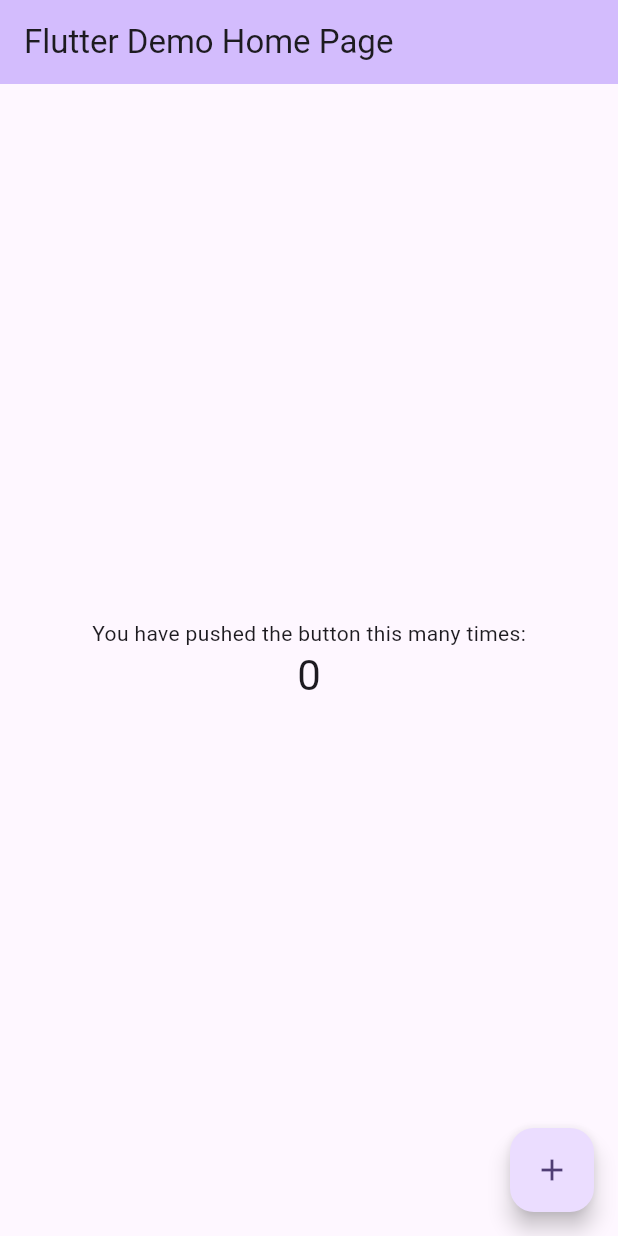
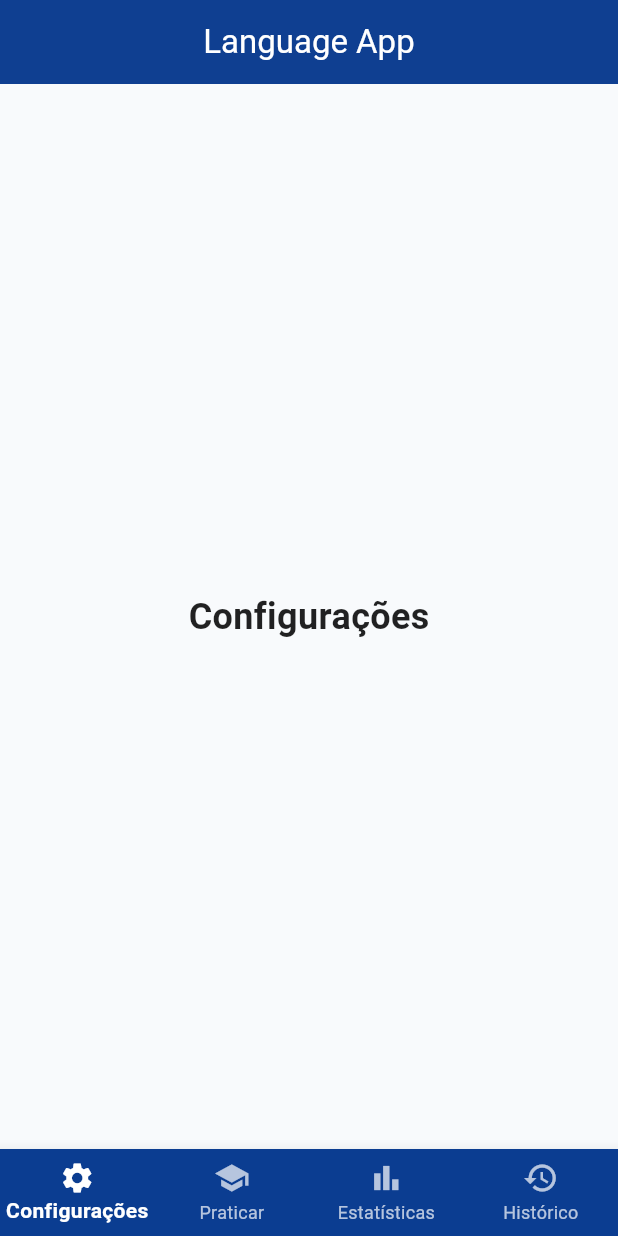
Before and after one commit to alexandresantosrn/flutter-app-project, a Flutter app: the screen it shows after launch, on a phone screen of 412 x 824 dp. Run offline on Flutter 3.47's test engine with Material 3 defaults, Android fonts, the phone set to English and light mode, and no system bars.

Commit message:
develop: initial layout.

```diff
--- a/flutter_app_project/lib/main.dart
+++ b/flutter_app_project/lib/main.dart
@@ -1,125 +1,114 @@
 import 'package:flutter/material.dart';
 
-void main() {
-  runApp(const MyApp());
-}
+void main() => runApp(const MyApp());
 
 class MyApp extends StatelessWidget {
+  static const Color primaryDark = Color(0xFF0B3D91);
+  static const Color backgroundLight = Color(0xFFF8FAFC);
+
   const MyApp({super.key});
 
-  // This widget is the root of your application.
   @override
   Widget build(BuildContext context) {
     return MaterialApp(
-      title: 'Flutter Demo',
+      title: 'Language App',
       theme: ThemeData(
-        // This is the theme of your application.
-        //
-        // TRY THIS: Try running your application with "flutter run". You'll see
-        // the application has a purple toolbar. Then, without quitting the app,
-        // try changing the seedColor in the colorScheme below to Colors.green
-        // and then invoke "hot reload" (save your changes or press the "hot
-        // reload" button in a Flutter-supported IDE, or press "r" if you used
-        // the command line to start the app).
-        //
-        // Notice that the counter didn't reset back to zero; the application
-        // state is not lost during the reload. To reset the state, use hot
-        // restart instead.
-        //
-        // This works for code too, not just values: Most code changes can be
-        // tested with just a hot reload.
-        colorScheme: ColorScheme.fromSeed(seedColor: Colors.deepPurple),
-        useMaterial3: true,
+        colorScheme: ColorScheme.fromSeed(seedColor: primaryDark),
+        primaryColor: primaryDark,
+        scaffoldBackgroundColor: backgroundLight,
+        appBarTheme: const AppBarTheme(
+          backgroundColor: primaryDark,
+          foregroundColor: Colors.white,
+          elevation: 2,
+        ),
+        bottomNavigationBarTheme: const BottomNavigationBarThemeData(
+          backgroundColor: primaryDark,
+          selectedItemColor: Colors.white,
+          unselectedItemColor: Colors.white70,
+          selectedLabelStyle: TextStyle(fontWeight: FontWeight.w600),
+          type: BottomNavigationBarType.fixed,
+        ),
       ),
-      home: const MyHomePage(title: 'Flutter Demo Home Page'),
+      home: const HomeScreen(),
+      debugShowCheckedModeBanner: false,
     );
   }
 }
 
-class MyHomePage extends StatefulWidget {
-  const MyHomePage({super.key, required this.title});
-
-  // This widget is the home page of your application. It is stateful, meaning
-  // that it has a State object (defined below) that contains fields that affect
-  // how it looks.
-
-  // This class is the configuration for the state. It holds the values (in this
-  // case the title) provided by the parent (in this case the App widget) and
-  // used by the build method of the State. Fields in a Widget subclass are
-  // always marked "final".
-
-  final String title;
+class HomeScreen extends StatefulWidget {
+  const HomeScreen({super.key});
 
   @override
-  State<MyHomePage> createState() => _MyHomePageState();
+  State<HomeScreen> createState() => _HomeScreenState();
 }
 
-class _MyHomePageState extends State<MyHomePage> {
-  int _counter = 0;
+class _HomeScreenState extends State<HomeScreen> {
+  // 0 = Configurações (padrão)
+  int _currentIndex = 0;
 
-  void _incrementCounter() {
+  static final List<Widget> _pages = <Widget>[
+    const SimpleCenteredScreen(title: 'Configurações'),
+    const SimpleCenteredScreen(title: 'Praticar'),
+    const SimpleCenteredScreen(title: 'Estatísticas'),
+    const SimpleCenteredScreen(title: 'Histórico'),
+  ];
+
+  void _onItemTapped(int index) {
+    if (index == _currentIndex) return;
     setState(() {
-      // This call to setState tells the Flutter framework that something has
-      // changed in this State, which causes it to rerun the build method below
-      // so that the display can reflect the updated values. If we changed
-      // _counter without calling setState(), then the build method would not be
-      // called again, and so nothing would appear to happen.
-      _counter++;
+      _currentIndex = index;
     });
   }
 
   @override
   Widget build(BuildContext context) {
-    // This method is rerun every time setState is called, for instance as done
-    // by the _incrementCounter method above.
-    //
-    // The Flutter framework has been optimized to make rerunning build methods
-    // fast, so that you can just rebuild anything that needs updating rather
-    // than having to individually change instances of widgets.
     return Scaffold(
       appBar: AppBar(
-        // TRY THIS: Try changing the color here to a specific color (to
-        // Colors.amber, perhaps?) and trigger a hot reload to see the AppBar
-        // change color while the other colors stay the same.
-        backgroundColor: Theme.of(context).colorScheme.inversePrimary,
-        // Here we take the value from the MyHomePage object that was created by
-        // the App.build method, and use it to set our appbar title.
-        title: Text(widget.title),
+        title: const Text('Language App'),
+        centerTitle: true,
       ),
-      body: Center(
-        // Center is a layout widget. It takes a single child and positions it
-        // in the middle of the parent.
-        child: Column(
-          // Column is also a layout widget. It takes a list of children and
-          // arranges them vertically. By default, it sizes itself to fit its
-          // children horizontally, and tries to be as tall as its parent.
-          //
-          // Column has various properties to control how it sizes itself and
-          // how it positions its children. Here we use mainAxisAlignment to
-          // center the children vertically; the main axis here is the vertical
-          // axis because Columns are vertical (the cross axis would be
-          // horizontal).
-          //
-          // TRY THIS: Invoke "debug painting" (choose the "Toggle Debug Paint"
-          // action in the IDE, or press "p" in the console), to see the
-          // wireframe for each widget.
-          mainAxisAlignment: MainAxisAlignment.center,
-          children: <Widget>[
-            const Text(
-              'You have pushed the button this many times:',
-            ),
-            Text(
-              '$_counter',
-              style: Theme.of(context).textTheme.headlineMedium,
-            ),
-          ],
-        ),
+      body: _pages[_currentIndex],
+      bottomNavigationBar: BottomNavigationBar(
+        currentIndex: _currentIndex,
+        onTap: _onItemTapped,
+        items: const <BottomNavigationBarItem>[
+          BottomNavigationBarItem(
+            icon: Icon(Icons.settings),
+            label: 'Configurações',
+          ),
+          BottomNavigationBarItem(
+            icon: Icon(Icons.school),
+            label: 'Praticar',
+          ),
+          BottomNavigationBarItem(
+            icon: Icon(Icons.bar_chart),
+            label: 'Estatísticas',
+          ),
+          BottomNavigationBarItem(
+            icon: Icon(Icons.history),
+            label: 'Histórico',
+          ),
+        ],
       ),
-      floatingActionButton: FloatingActionButton(
-        onPressed: _incrementCounter,
-        tooltip: 'Increment',
-        child: const Icon(Icons.add),
-      ), // This trailing comma makes auto-formatting nicer for build methods.
     );
   }
 }
+
+class SimpleCenteredScreen extends StatelessWidget {
+  final String title;
+  const SimpleCenteredScreen({super.key, required this.title});
+
+  @override
+  Widget build(BuildContext context) {
+    return Center(
+      child: Text(
+        title,
+        style: const TextStyle(
+          fontSize: 24,
+          fontWeight: FontWeight.w600,
+          color: Colors.black87,
+        ),
+      ),
+    );
+  }
+}
--- /dev/null
+++ b/lib/main.dart
@@ -0,0 +1,103 @@
+import 'package:flutter/material.dart';
+
+void main() {
+  runApp(const MyApp());
+}
+
+class MyApp extends StatelessWidget {
+  const MyApp({super.key});
+
+  static const Color primaryBlue =
+      Color(0xFF1565C0); // contraste alto com branco
+  static const Color onSurfaceGray = Color(0xFF616161);
+
+  @override
+  Widget build(BuildContext context) {
+    return MaterialApp(
+      title: 'Language App',
+      theme: ThemeData(
+        useMaterial3: false,
+        primaryColor: primaryBlue,
+        colorScheme: ColorScheme.fromSeed(
+          seedColor: primaryBlue,
+          background: Colors.white,
+          primary: primaryBlue,
+          onPrimary: Colors.white,
+        ),
+        scaffoldBackgroundColor: Colors.white,
+        appBarTheme: const AppBarTheme(
+          backgroundColor: primaryBlue,
+          foregroundColor: Colors.white,
+          elevation: 2,
+          centerTitle: true,
+        ),
+        bottomNavigationBarTheme: const BottomNavigationBarThemeData(
+          backgroundColor: Colors.white,
+          selectedItemColor: primaryBlue,
+          unselectedItemColor: onSurfaceGray,
+          showSelectedLabels: true,
+          showUnselectedLabels: true,
+          type: BottomNavigationBarType.fixed,
+        ),
+      ),
+      home: const HomeScreen(),
+    );
+  }
+}
+
+class HomeScreen extends StatefulWidget {
+  const HomeScreen({super.key});
+
+  @override
+  State<HomeScreen> createState() => _HomeScreenState();
+}
+
+class _HomeScreenState extends State<HomeScreen> {
+  // 0 -> Configurações (padrão), 1 -> Praticar, 2 -> Estatísticas, 3 -> Histórico
+  int _currentIndex = 0;
+
+  static const List<String> _titles = [
+    'Configurações',
+    'Praticar',
+    'Estatísticas',
+    'Histórico',
+  ];
+
+  static const List<IconData> _icons = [
+    Icons.settings,
+    Icons.play_circle_fill,
+    Icons.bar_chart,
+    Icons.history,
+  ];
+
+  @override
+  Widget build(BuildContext context) {
+    final theme = Theme.of(context);
+    return Scaffold(
+      appBar: AppBar(
+        title: const Text('Language App'),
+      ),
+      body: SafeArea(
+        child: Center(
+          child: Text(
+            _titles[_currentIndex],
+            style: theme.textTheme.headlineMedium?.copyWith(
+              color: theme.colorScheme.primary,
+              fontWeight: FontWeight.w600,
+            ),
+          ),
+        ),
+      ),
+      bottomNavigationBar: BottomNavigationBar(
+        currentIndex: _currentIndex,
+        onTap: (i) => setState(() => _currentIndex = i),
+        items: List.generate(4, (i) {
+          return BottomNavigationBarItem(
+            icon: Icon(_icons[i]),
+            label: _titles[i],
+          );
+        }),
+      ),
+    );
+  }
+}
```
